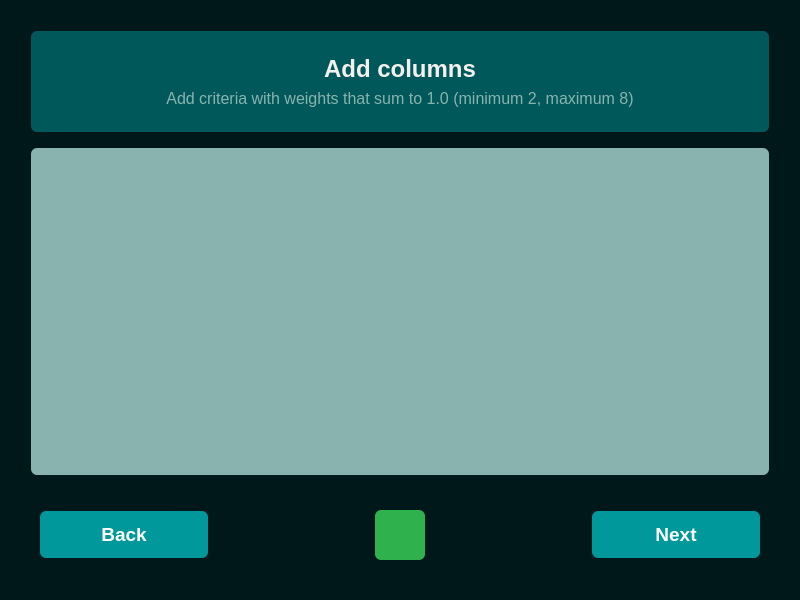
First picture: the form in src/ui/columns.ui, repository ivanadelcarmen/weighted-decision-matrix, before the edit.
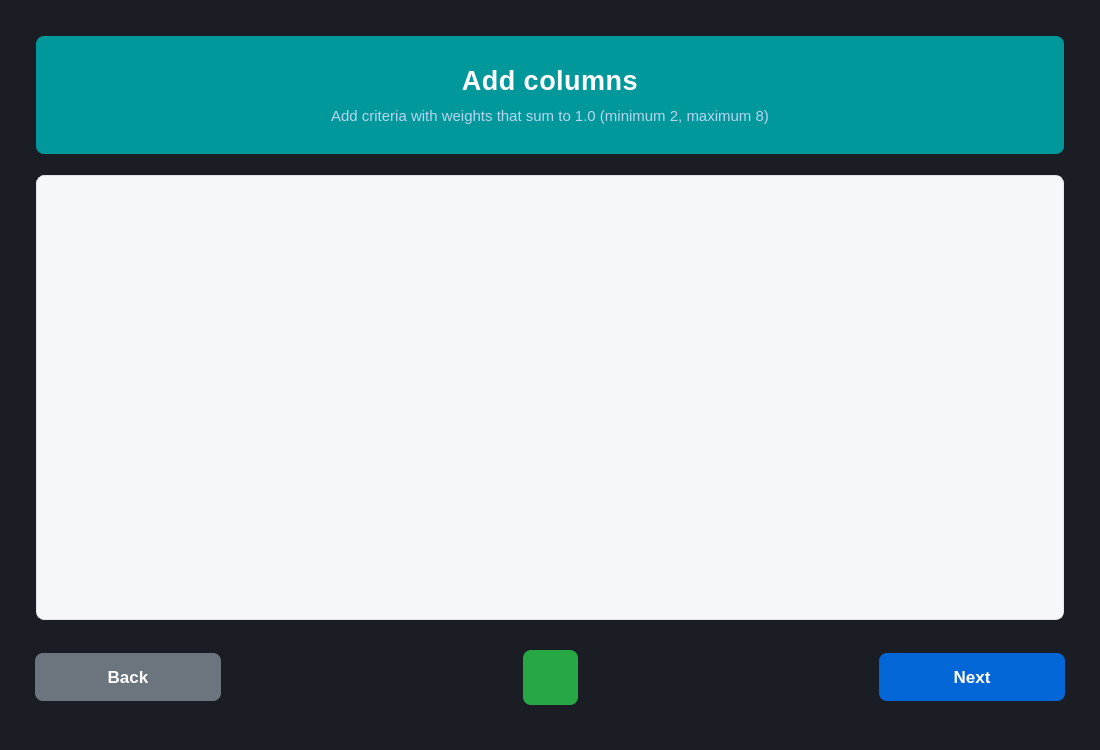
Second picture: the form after the edit. Icons and pictures are not drawn.

```diff
--- a/src/ui/columns.ui
+++ b/src/ui/columns.ui
@@ -6,8 +6,8 @@
    <rect>
     <x>0</x>
     <y>0</y>
-    <width>800</width>
-    <height>600</height>
+    <width>1100</width>
+    <height>750</height>
    </rect>
   </property>
   <property name="windowTitle">
@@ -18,13 +18,13 @@
    Global settings
    ========================= */
 #form {
-    background-color: #00181a;
+    background-color: #1a1d23;
 	font-family: Segoe UI;
 }
 
 /* Selection colors */
 QLineEdit {
-	selection-background-color: #7dd3c0;
+	selection-background-color: #4a9eff;
 	selection-color: #ffffff;
 }
 
@@ -32,39 +32,43 @@
    Frames
    ========================= */
 QFrame {
-    border-radius: 6px;
+    border-radius: 8px;
 }
 
 #titleFrame {
-    background-color: #00585a;
-    padding: 15px;
-	margin: 20px 20px 10px 20px;
+    background: #00989b;
+    padding: 20px;
+	margin: 25px 25px 15px 25px;
+    border: none;
 }
 
 #contentFrame {
-    background-color: #89b3af;
-    padding: 15px;
-	margin: 0px 20px 10px 20px;
+    background-color: #f5f7fa;
+    padding: 20px;
+	margin: 0px 25px 15px 25px;
+    border: 1px solid #e1e4e8;
 }
 
 #buttonsFrame {
     background-color: transparent;
-	margin: 10px 20px 20px 20px;
+	margin: 0px 15px 25px 15px;
 }
 
 /* =========================
    Title styling
    ========================= */
 #titleLabel {
-    font-size: 18pt;
+    font-size: 20pt;
     font-weight: 600;
-    color: #F2F1ED;
+    color: #ffffff;
+    letter-spacing: 0.5px;
 }
 
 #instructionLabel {
-    font-size: 12pt;
+    font-size: 11pt;
     font-weight: 400;
-    color: #89b3af;
+    color: #b8d4f1;
+    margin-top: 5px;
 }
 
 /* =========================
@@ -77,18 +81,30 @@
 
 QScrollBar:vertical {
     border: none;
-    background: #4C5A5D;
+    background: #d1d5da;
     width: 10px;
     border-radius: 5px;
+    margin: 0px;
 }
 
 QScrollBar::handle:vertical {
-    background: #6B7B7E;
+    background: #959da5;
     border-radius: 5px;
+    min-height: 20px;
 }
 
 QScrollBar::handle:vertical:hover {
-    background: #7B8B8E;
+    background: #6a737d;
+}
+
+QScrollBar::add-line:vertical, QScrollBar::sub-line:vertical {
+    height: 0px;
+    border: none;
+    background: none;
+}
+
+QScrollBar::add-page:vertical, QScrollBar::sub-page:vertical {
+    background: none;
 }
 
 /* =========================
@@ -102,14 +118,14 @@
    Buttons
    ========================= */
 #backBtn {
-    background-color: #00989b;
+    background-color: #6c757d;
     color: #ffffff;
     border: none;
-    border-radius: 6px;
-    padding: 12px 24px;
-    font-size: 14pt;
+    border-radius: 8px;
+    padding: 14px 28px;
+    font-size: 13pt;
     font-weight: 600;
-    min-width: 120px;
+    min-width: 130px;
 }
 
 #backBtn:hover {
@@ -117,20 +133,25 @@
 }
 
 #backBtn:pressed {
-    background-color: #01797b;
+    background-color: #545b62;
+}
+
+#backBtn:disabled {
+    background-color: #6c757d;
+    color: #adb5bd;
 }
 
 #addBtn {
-    background-color: #2fb14d;
+    background-color: #28a745;
     color: #ffffff;
     border: none;
-    border-radius: 6px;
+    border-radius: 8px;
     font-size: 24pt;
     font-weight: bold;
-    min-width: 50px;
-    min-height: 50px;
-    max-width: 50px;
-    max-height: 50px;
+    min-width: 55px;
+    min-height: 55px;
+    max-width: 55px;
+    max-height: 55px;
 }
 
 #addBtn:hover {
@@ -142,14 +163,14 @@
 }
 
 #nextBtn {
-    background-color: #00989b;
+    background-color: #0366d6;
     color: #ffffff;
     border: none;
-    border-radius: 6px;
-    padding: 12px 24px;
-    font-size: 14pt;
+    border-radius: 8px;
+    padding: 14px 28px;
+    font-size: 13pt;
     font-weight: 600;
-    min-width: 120px;
+    min-width: 130px;
 }
 
 #nextBtn:hover {
@@ -161,13 +182,13 @@
 }
 
 #nextBtn:disabled {
-    background-color: #5a6c6e;
-    color: #a0b0b2;
+    background-color: #6c757d;
+    color: #adb5bd;
 }
 
 #backBtn:disabled {
-    background-color: #5a6c6e;
-    color: #a0b0b2;
+    background-color: #6c757d;
+    color: #adb5bd;
 }
 </string>
   </property>
@@ -217,8 +238,8 @@
           <rect>
            <x>0</x>
            <y>0</y>
-           <width>686</width>
-           <height>241</height>
+           <width>664</width>
+           <height>207</height>
           </rect>
          </property>
          <layout class="QVBoxLayout" name="criteriaLayout">
```
Left out of the diff: 12 changed lines with no effect on the pictures.
